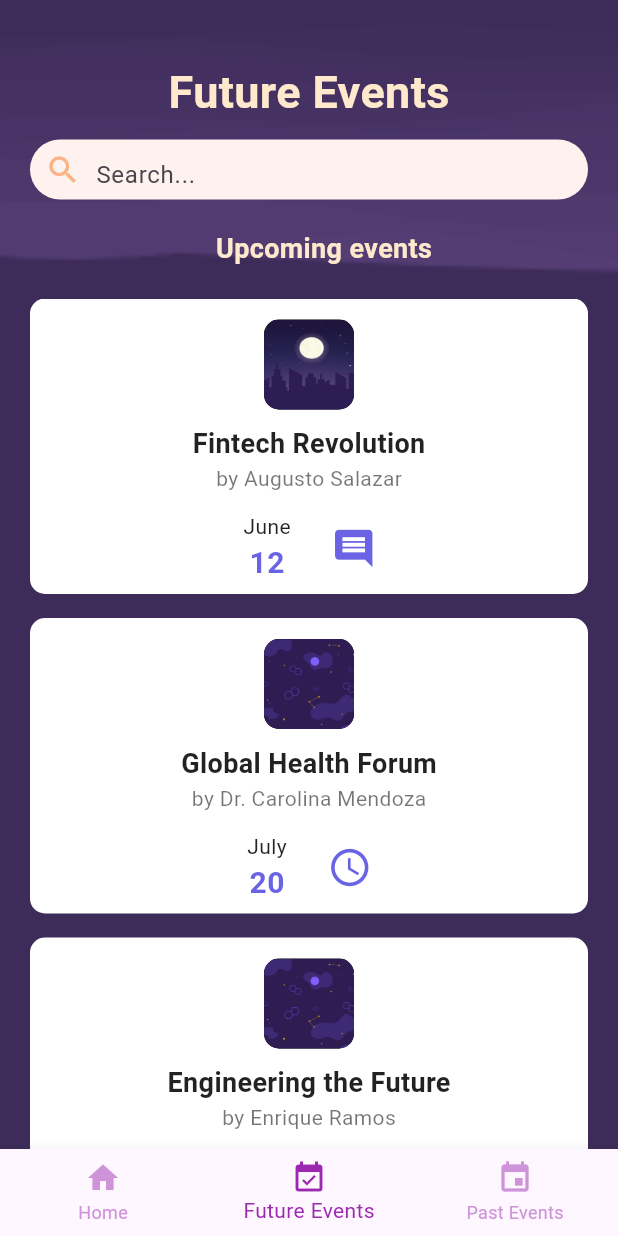
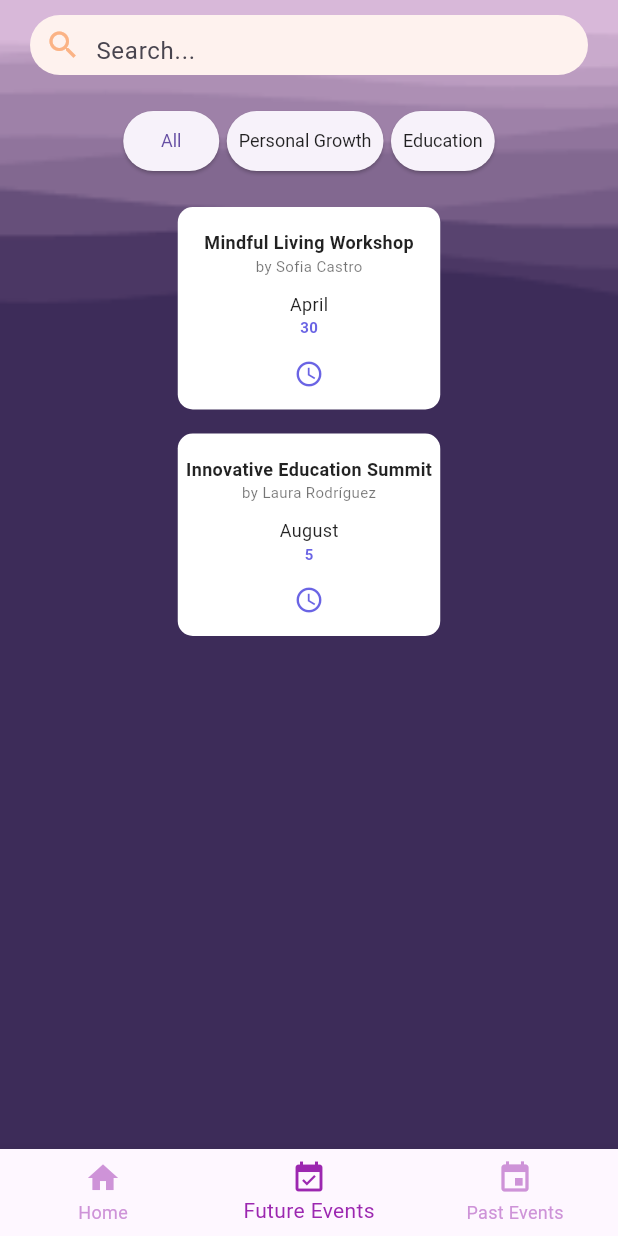
Before and after one commit to LCCastillo03/f_project_mobile, a Flutter app: the screen it shows after launch, item 2 of the bottom bar chosen, on a phone screen of 412 x 824 dp. Run offline on Flutter 3.47's test engine with Material 3 defaults, Android fonts, the light colour scheme and no system bars; our stand-ins replace flutter_svg.

Commit message:
Update FuturePage and Past: now have category! wooooo

```diff
--- /dev/null
+++ b/devtools_options.yaml
@@ -0,0 +1,3 @@
+description: This file stores settings for Dart & Flutter DevTools.
+documentation: https://docs.flutter.dev/tools/devtools/extensions#configure-extension-enablement-states
+extensions:
--- /dev/null
+++ b/lib/controllers/future_events_controller.dart
@@ -0,0 +1,33 @@
+import 'package:flutter/material.dart';
+import 'package:project/data/repositories/events_repository.dart';
+
+class FutureEventsController {
+  late List eventList;
+  late List<String> categories;
+  final ValueNotifier<String?> selectedCategory = ValueNotifier<String?>(null);
+
+  FutureEventsController() {
+    _initializeData();
+  }
+
+  void _initializeData() {
+    eventList = eventsRepo.where((event) => event.date.isAfter(DateTime.now())).toList();
+
+    categories = eventList
+        .map((e) => e.category as String)
+        .toSet()
+        .where((category) {
+          final hasPastEvent = eventList.any((event) => event.category == category && event.date.isBefore(DateTime.now()));
+          return !hasPastEvent;
+        })
+        .toList();
+  }
+
+  List getFilteredEvents() {
+
+    if (selectedCategory.value == null) {
+      return eventList;
+    }
+    return eventList.where((event) => event.category == selectedCategory.value).toList();
+  }
+}
--- a/lib/data/repositories/events_repository.dart
+++ b/lib/data/repositories/events_repository.dart
@@ -21,11 +21,13 @@ List<EventModel> eventsRepo = [
     'maxParticipants': 20,
     'subscribedParticipants': 2,
     'location': 'Universidad del Norte',
+
+
   },
   {
     'name': 'Global Health Forum',
     'author': 'Dr. Carolina Mendoza',
-    'date': '2025-07-20T10:30:00.000Z',
+    'date': '2024-07-20T10:30:00.000Z',
     'description':
         'A discussion on global health challenges, advancements in medicine, and collaborative healthcare solutions.',
     'category': 'Science',
@@ -36,7 +38,7 @@ List<EventModel> eventsRepo = [
   {
     'name': 'Engineering the Future',
     'author': 'Enrique Ramos',
-    'date': '2025-05-15T18:00:00.000Z',
+    'date': '2024-05-15T18:00:00.000Z',
     'description':
         'An interactive session showcasing groundbreaking innovations in science and engineering for sustainable development.',
     'category': 'Science',
--- a/lib/presentation/pages/future_events_page.dart
+++ b/lib/presentation/pages/future_events_page.dart
@@ -1,12 +1,24 @@
 import 'package:flutter/material.dart';
 import 'package:intl/intl.dart';
-import 'package:project/data/repositories/events_repository.dart';
-
 import 'package:project/presentation/widgets/event_details_h.dart';
 import '../widgets/search_item.dart';
+import  '../../controllers/future_events_controller.dart';
 
-class FutureEventsPage extends StatelessWidget {
+class FutureEventsPage extends StatefulWidget {
   const FutureEventsPage({super.key});
+
+  @override
+  _FutureEventsPageState createState() => _FutureEventsPageState();
+}
+
+class _FutureEventsPageState extends State<FutureEventsPage> {
+  late FutureEventsController controller;
+
+  @override
+  void initState() {
+    super.initState();
+    controller = FutureEventsController();
+  }
 
   @override
   Widget build(BuildContext context) {
@@ -26,18 +38,14 @@ class FutureEventsPage extends StatelessWidget {
   }
 
   Widget _buildHeader() {
-    final List eventList = eventsRepo;
-
     return Stack(
       children: [
-        Positioned(
-          child: SizedBox(
+        SizedBox(
           width: double.infinity,
-            height: 600,
+          height: 700,
           child: Image.asset(
-              "assets/images/olasmoradas2.png",
+            "assets/images/olasmoradas.png",
             fit: BoxFit.cover,
-            ),
           ),
         ),
         Container(
@@ -47,48 +55,77 @@ class FutureEventsPage extends StatelessWidget {
             crossAxisAlignment: CrossAxisAlignment.start,
             mainAxisSize: MainAxisSize.min,
             children: [
-              SizedBox(height: 40),
-              Center(
-                child: Text(
-                  'Future Events',
-                  style: TextStyle(
-                    color: Color(0xFFFFE9CD),
-                    fontSize: 30,
-                    fontWeight: FontWeight.bold,
-                  ),
-                ),
-              ),
               SizedBox(height: 10),
               SearchItem(
                 onChanged: (value) {},
               ),
               SizedBox(height: 20),
-              const Padding(
-                  padding: EdgeInsets.only(left: 20),
-                  child: Center(
+              Center(
+                child: Wrap(
+                  spacing: 5,
+                  runSpacing: 5,
+                  children: [
+                    ValueListenableBuilder<String?>(
+                      valueListenable: controller.selectedCategory,
+                      builder: (context, selected, _) {
+                        return ElevatedButton(
+                          style: ElevatedButton.styleFrom(
+                            padding: const EdgeInsets.symmetric(horizontal: 8, vertical: 4),
+                            textStyle: const TextStyle(fontSize: 12),
+                          ),
+                          onPressed: () {
+                            controller.selectedCategory.value = null;
+                          },
+                          child: const Text("All"),
+                        );
+                      },
+                    ),
+                    ...controller.categories.map((category) {
+                      return ValueListenableBuilder<String?>(
+                        valueListenable: controller.selectedCategory,
+                        builder: (context, selected, _) {
+                          final isSelected = selected == category;
+                          return ElevatedButton(
+                            style: ElevatedButton.styleFrom(
+                              padding: const EdgeInsets.symmetric(horizontal: 8, vertical: 4),
+                              textStyle: const TextStyle(fontSize: 12),
+                            ),
+                            onPressed: () {
+                              controller.selectedCategory.value = isSelected ? null : category;
+                            },
                             child: Text(
-                      'Upcoming events',
+                              category,
                               style: TextStyle(
-                        color: Color(0xFFFFE9CD),
-                        fontSize: 18,
-                        fontWeight: FontWeight.bold,
+                                color: Colors.black87,
                               ),
                             ),
-                  )),
+                          );
+                        },
+                      );
+                    }).toList(),
+                  ],
+                ),
+              ),
               SizedBox(height: 20),
-              Center(
+              ValueListenableBuilder<String?>(
+                valueListenable: controller.selectedCategory,
+                builder: (context, selected, _) {
+                  final filteredEvents = controller.getFilteredEvents();
+
+                  return Center(
                     child: SizedBox(
-                  height: 600,
+                      width: 175,
+                      height: 500,
                       child: ListView.builder(
                         shrinkWrap: true,
                         physics: BouncingScrollPhysics(),
-                    itemCount: eventList.length,
+                        itemCount: filteredEvents.length,
                         itemBuilder: (context, index) {
-                      final event = eventList[index];
+                          final event = filteredEvents[index];
+
                           return Padding(
                             padding: const EdgeInsets.only(bottom: 16),
                             child: EventDetailsH(
-                          imagePath: event.eventDecorationImagePath(),
                               month: DateFormat('MMMM').format(event.date),
                               day: event.date.day.toString(),
                               eventName: event.name,
@@ -99,7 +136,9 @@ class FutureEventsPage extends StatelessWidget {
                         },
                       ),
                     ),
-              )
+                  );
+                },
+              ),
             ],
           ),
         ),
--- a/lib/presentation/widgets/event_details_h.dart
+++ b/lib/presentation/widgets/event_details_h.dart
@@ -3,8 +3,6 @@ import 'package:flutter/material.dart';
 class EventDetailsH extends StatelessWidget {
   final String eventName;
   final String author;
-
-  final String imagePath;
   final String month;
   final String day;
   final bool isfuture;
@@ -13,8 +11,6 @@ class EventDetailsH extends StatelessWidget {
     super.key,
     required this.eventName,
     required this.author,
-
-    required this.imagePath,
     required this.month,
     required this.day,
     required this.isfuture,
@@ -28,38 +24,23 @@ Widget build(BuildContext context) {
   TODO: 2 REFLECT ON LOCAL STORAGE
   */
   return Positioned(
-    width: 100,
 
     child: Container(
-      padding: const EdgeInsets.symmetric(horizontal: 2, vertical: 4),
       decoration: BoxDecoration(
         color: Colors.white,
         borderRadius: BorderRadius.circular(10),
       ),
       child: Column(
         children: [
-          const SizedBox(height: 10),
-          Container(
-            width: 60,
-            height: 60,
-            padding: const EdgeInsets.symmetric(horizontal: 2, vertical: 2),
-            decoration: BoxDecoration(
-              color: const Color.fromARGB(255, 0, 0, 0),
-              borderRadius: BorderRadius.circular(10),
-              image: DecorationImage(
-                image: AssetImage(imagePath),
-                fit: BoxFit.cover,
-                alignment: Alignment.center,
-              ),
-            ),
-          ),
-          const SizedBox(height: 10),
+
+          const SizedBox(height: 15),
+
           Center(
             child: Text(
               eventName,
               style: const TextStyle(
                 color: Colors.black87,
-                fontSize: 18,
+                fontSize: 12,
                 fontWeight: FontWeight.bold,
               ),
             ),
@@ -69,16 +50,16 @@ Widget build(BuildContext context) {
               'by $author',
               style: const TextStyle(
                 color: Colors.black54,
-                fontSize: 14,
+                fontSize: 10,
               ),
             ),
           ),
           const SizedBox(height: 10),
-          Row(
+          Column(
             mainAxisAlignment: MainAxisAlignment.center,
             children: [
               Container(
-                padding: const EdgeInsets.symmetric(horizontal: 10, vertical: 2),
+
                 decoration: BoxDecoration(
                   color: Colors.white,
                   borderRadius: BorderRadius.circular(10),
@@ -90,14 +71,14 @@ Widget build(BuildContext context) {
                       month,
                       style: const TextStyle(
                         color: Colors.black87,
-                        fontSize: 14,
+                        fontSize: 12,
                       ),
                     ),
                     Text(
                       day,
                       style: const TextStyle(
                         color: Color.fromARGB(207, 72, 64, 222),
-                        fontSize: 20,
+                        fontSize: 10,
                         fontWeight: FontWeight.bold,
                       ),
                     ),
@@ -110,7 +91,7 @@ Widget build(BuildContext context) {
                     icon: const Icon(
                       Icons.access_time,
                       color: Color.fromARGB(207, 72, 64, 222),
-                      size: 30,
+                      size: 20,
                     ),
                     onPressed: () {
 
@@ -121,7 +102,7 @@ Widget build(BuildContext context) {
                   icon: const Icon(
                     Icons.comment,
                     color: Color.fromARGB(207, 72, 64, 222),
-                    size: 30,
+                    size: 20,
                   ),
                   onPressed: () {
 
```
Also changed, not shown: lib/controllers/past_events_controller.dart (added, +33 -0 lines), lib/presentation/pages/home_page.dart (+28 -15 lines), lib/presentation/pages/past_events_page.dart (+71 -32 lines), lib/presentation/widgets/event_details.dart (deleted, +0 -134 lines), assets/images/bolita_past.png (deleted), pubspec.lock. Lines whose indentation alone changed are shown as unchanged.
